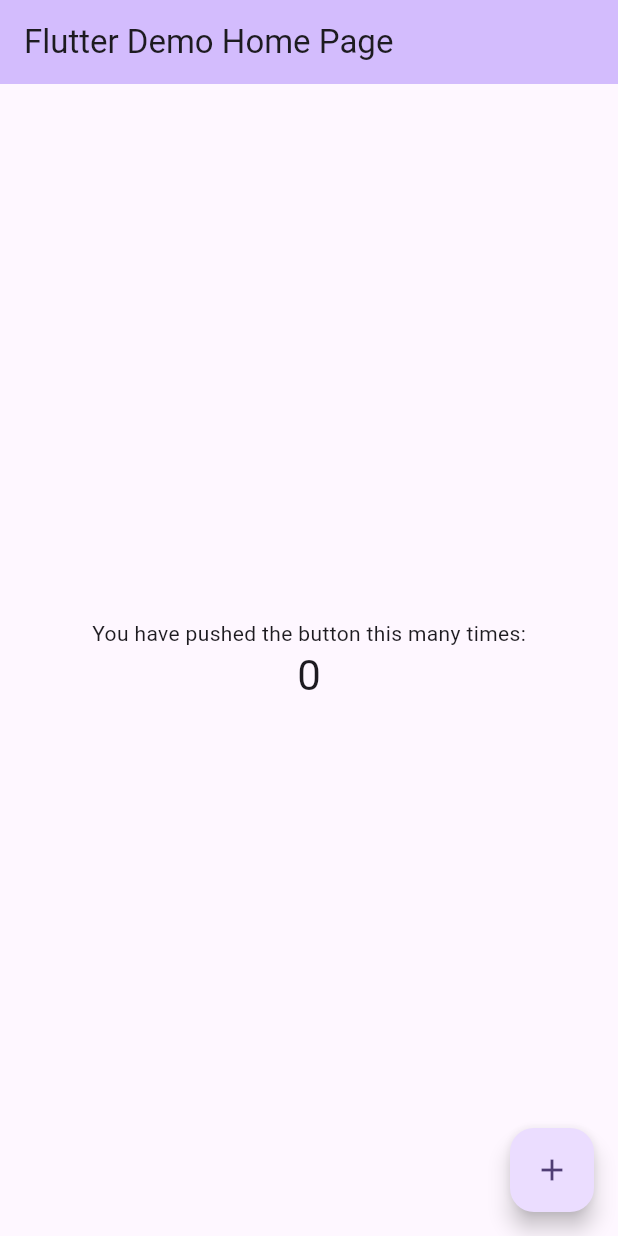
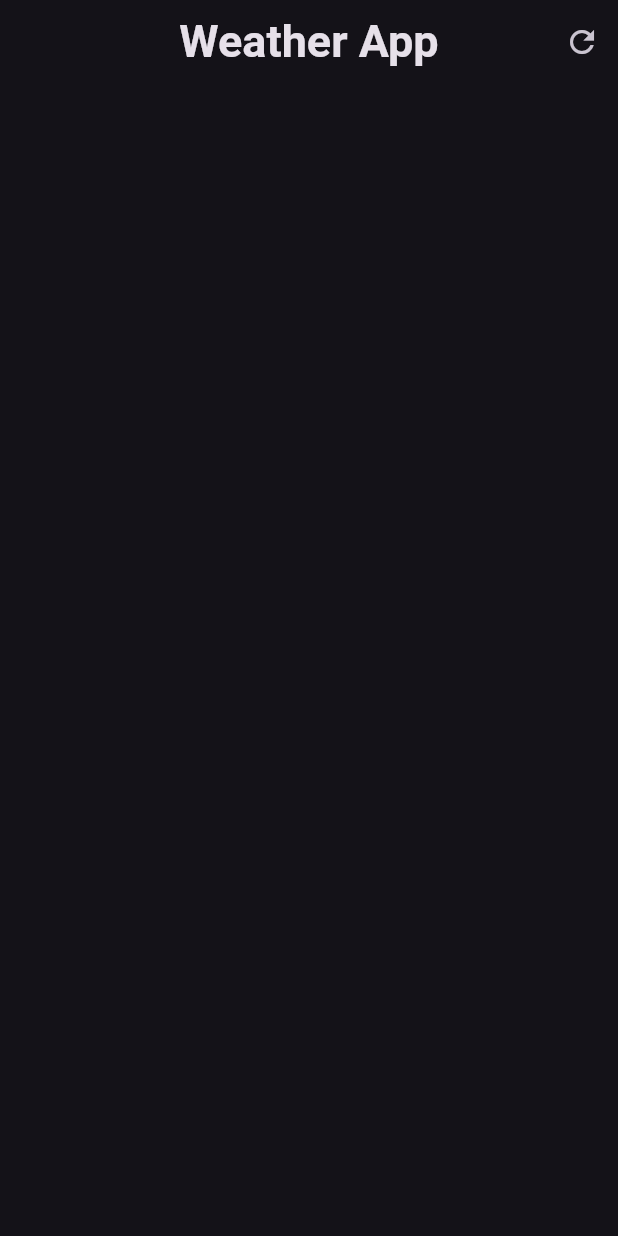
Before and after one commit to Ajallen14/Weather_App, a Flutter app: the screen it shows after launch, on a phone screen of 412 x 824 dp. Run offline on Flutter 3.47's test engine with Material 3 defaults, Android fonts, the phone set to English and light mode, and no system bars.

Commit message:
Finished App bar

```diff
--- a/lib/main.dart
+++ b/lib/main.dart
@@ -1,122 +1,19 @@
 import 'package:flutter/material.dart';
+import 'package:weather_app/weather_screen.dart';
 
 void main() {
-  runApp(const MyApp());
+  runApp(MyApp());
 }
 
 class MyApp extends StatelessWidget {
   const MyApp({super.key});
 
-  // This widget is the root of your application.
   @override
   Widget build(BuildContext context) {
     return MaterialApp(
-      title: 'Flutter Demo',
-      theme: ThemeData(
-        // This is the theme of your application.
-        //
-        // TRY THIS: Try running your application with "flutter run". You'll see
-        // the application has a purple toolbar. Then, without quitting the app,
-        // try changing the seedColor in the colorScheme below to Colors.green
-        // and then invoke "hot reload" (save your changes or press the "hot
-        // reload" button in a Flutter-supported IDE, or press "r" if you used
-        // the command line to start the app).
-        //
-        // Notice that the counter didn't reset back to zero; the application
-        // state is not lost during the reload. To reset the state, use hot
-        // restart instead.
-        //
-        // This works for code too, not just values: Most code changes can be
-        // tested with just a hot reload.
-        colorScheme: ColorScheme.fromSeed(seedColor: Colors.deepPurple),
-      ),
-      home: const MyHomePage(title: 'Flutter Demo Home Page'),
+      debugShowCheckedModeBanner: false,
+      theme: ThemeData.dark(useMaterial3: true),
+      home: WeatherScreen(),
     );
   }
 }
-
-class MyHomePage extends StatefulWidget {
-  const MyHomePage({super.key, required this.title});
-
-  // This widget is the home page of your application. It is stateful, meaning
-  // that it has a State object (defined below) that contains fields that affect
-  // how it looks.
-
-  // This class is the configuration for the state. It holds the values (in this
-  // case the title) provided by the parent (in this case the App widget) and
-  // used by the build method of the State. Fields in a Widget subclass are
-  // always marked "final".
-
-  final String title;
-
-  @override
-  State<MyHomePage> createState() => _MyHomePageState();
-}
-
-class _MyHomePageState extends State<MyHomePage> {
-  int _counter = 0;
-
-  void _incrementCounter() {
-    setState(() {
-      // This call to setState tells the Flutter framework that something has
-      // changed in this State, which causes it to rerun the build method below
-      // so that the display can reflect the updated values. If we changed
-      // _counter without calling setState(), then the build method would not be
-      // called again, and so nothing would appear to happen.
-      _counter++;
-    });
-  }
-
-  @override
-  Widget build(BuildContext context) {
-    // This method is rerun every time setState is called, for instance as done
-    // by the _incrementCounter method above.
-    //
-    // The Flutter framework has been optimized to make rerunning build methods
-    // fast, so that you can just rebuild anything that needs updating rather
-    // than having to individually change instances of widgets.
-    return Scaffold(
-      appBar: AppBar(
-        // TRY THIS: Try changing the color here to a specific color (to
-        // Colors.amber, perhaps?) and trigger a hot reload to see the AppBar
-        // change color while the other colors stay the same.
-        backgroundColor: Theme.of(context).colorScheme.inversePrimary,
-        // Here we take the value from the MyHomePage object that was created by
-        // the App.build method, and use it to set our appbar title.
-        title: Text(widget.title),
-      ),
-      body: Center(
-        // Center is a layout widget. It takes a single child and positions it
-        // in the middle of the parent.
-        child: Column(
-          // Column is also a layout widget. It takes a list of children and
-          // arranges them vertically. By default, it sizes itself to fit its
-          // children horizontally, and tries to be as tall as its parent.
-          //
-          // Column has various properties to control how it sizes itself and
-          // how it positions its children. Here we use mainAxisAlignment to
-          // center the children vertically; the main axis here is the vertical
-          // axis because Columns are vertical (the cross axis would be
-          // horizontal).
-          //
-          // TRY THIS: Invoke "debug painting" (choose the "Toggle Debug Paint"
-          // action in the IDE, or press "p" in the console), to see the
-          // wireframe for each widget.
-          mainAxisAlignment: MainAxisAlignment.center,
-          children: <Widget>[
-            const Text('You have pushed the button this many times:'),
-            Text(
-              '$_counter',
-              style: Theme.of(context).textTheme.headlineMedium,
-            ),
-          ],
-        ),
-      ),
-      floatingActionButton: FloatingActionButton(
-        onPressed: _incrementCounter,
-        tooltip: 'Increment',
-        child: const Icon(Icons.add),
-      ), // This trailing comma makes auto-formatting nicer for build methods.
-    );
-  }
-}
--- /dev/null
+++ b/lib/weather_screen.dart
@@ -0,0 +1,26 @@
+import 'package:flutter/material.dart';
+
+class WeatherScreen extends StatelessWidget {
+  const WeatherScreen({super.key});
+
+  @override
+  Widget build(BuildContext context) {
+    return Scaffold(
+      appBar: AppBar(
+        title: const Text(
+          "Weather App",
+          style: TextStyle(fontSize: 30, fontWeight: FontWeight.bold),
+        ),
+        centerTitle: true,
+        actions: [
+          IconButton(
+            onPressed: () {},
+            splashColor: Color.fromRGBO(71, 137, 224, 1),
+            focusColor: Color.fromRGBO(71, 137, 224, 1),
+            icon: Icon(Icons.refresh),
+          ),
+        ],
+      ),
+    );
+  }
+}
```
